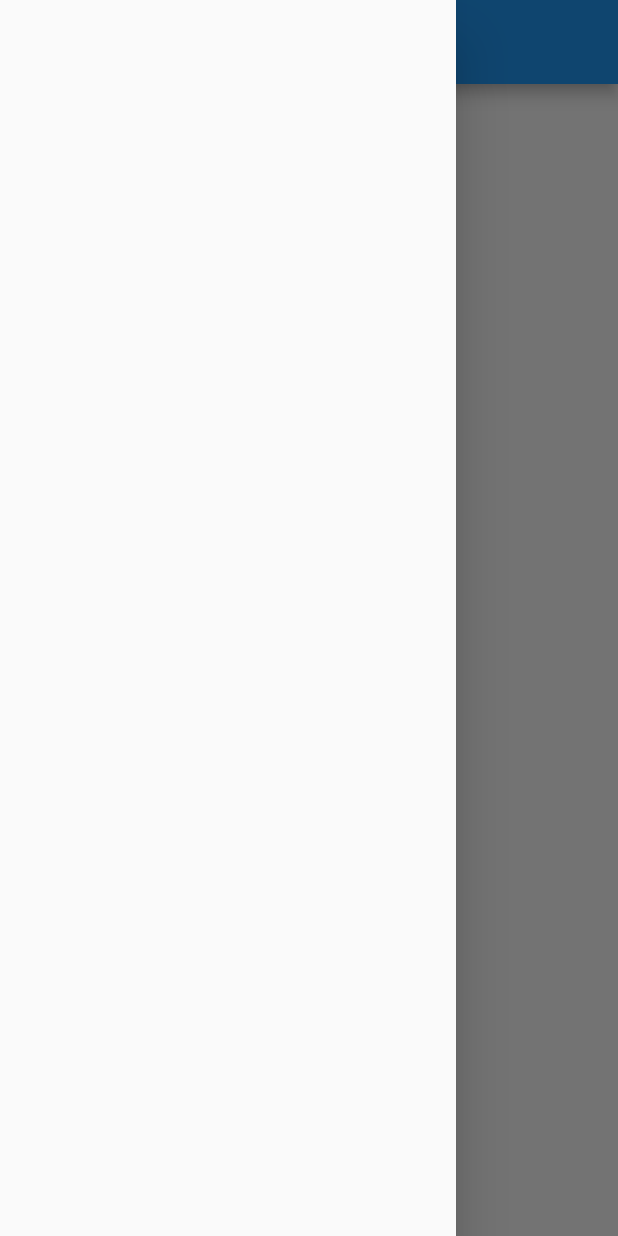
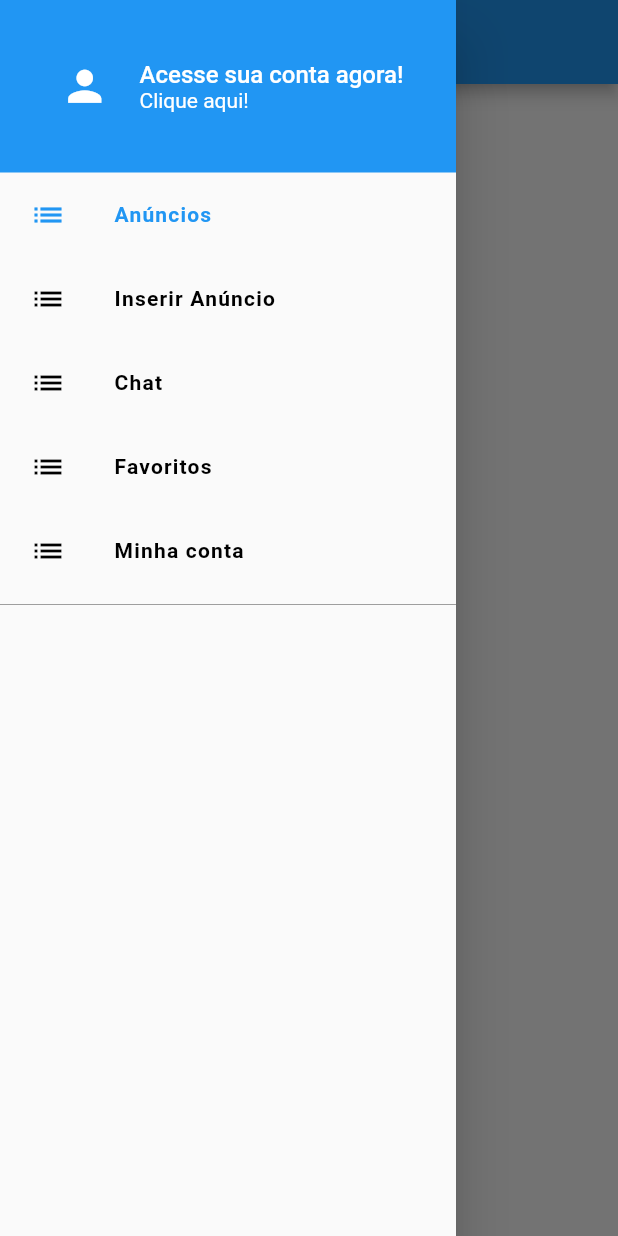
Before and after one commit to FavoriteProjects/xlo_flutter, a Flutter app: the screen it shows after launch, with the side drawer open, on a phone screen of 412 x 824 dp. Run offline on Flutter 3.47's test engine with Material 2 defaults, Android fonts, the phone set to English and light mode, and no system bars.

Commit message:
:construction: header e drawer

```diff
--- /dev/null
+++ b/lib/common/custom_drawer/custom_drawer.dart
@@ -0,0 +1,21 @@
+import 'package:flutter/material.dart';
+
+import 'widgets/custom_header.dart';
+import 'widgets/icon_section.dart';
+
+class CustomDrawer extends StatelessWidget {
+  @override
+  Widget build(BuildContext context) {
+    return Drawer(
+      child: ListView(
+        children: <Widget>[
+          CustomHeader(),
+          IconSection(),
+          Divider(
+            color: Colors.grey.shade500,
+          )
+        ],
+      ),
+    );
+  }
+}
--- /dev/null
+++ b/lib/common/custom_drawer/widgets/custom_header.dart
@@ -0,0 +1,48 @@
+import 'package:flutter/material.dart';
+
+class CustomHeader extends StatelessWidget {
+  @override
+  Widget build(BuildContext context) {
+    return Container(
+      height: 115,
+      padding: const EdgeInsets.only(left: 40.0),
+      color: Colors.blue,
+      child: Row(
+        children: <Widget>[
+          Icon(
+            Icons.person,
+            color: Colors.white,
+            size: 33,
+          ),
+          const SizedBox(width: 20.0),
+          Expanded(
+            child: Column(
+              mainAxisAlignment: MainAxisAlignment.center,
+              crossAxisAlignment: CrossAxisAlignment.start,
+              children: <Widget>[
+                Text(
+                  'Acesse sua conta agora!',
+                  overflow: TextOverflow.clip,
+                  style: TextStyle(
+                    color: Colors.white,
+                    fontSize: 16,
+                    fontWeight: FontWeight.w500,
+                  ),
+                ),
+                Text(
+                  'Clique aqui!',
+                  overflow: TextOverflow.clip,
+                  style: TextStyle(
+                    color: Colors.white,
+                    fontSize: 14,
+                    fontWeight: FontWeight.w400,
+                  ),
+                ),
+              ],
+            ),
+          ),
+        ],
+      ),
+    );
+  }
+}
--- /dev/null
+++ b/lib/common/custom_drawer/widgets/icon_section.dart
@@ -0,0 +1,42 @@
+import 'package:flutter/material.dart';
+import 'package:xlo/common/custom_drawer/widgets/icon_tile.dart';
+
+class IconSection extends StatelessWidget {
+  @override
+  Widget build(BuildContext context) {
+    return Column(
+      children: <Widget>[
+        IconTile(
+          label: 'Anúncios',
+          iconData: Icons.list,
+          highlighted: true,
+          onTap: () {},
+        ),
+        IconTile(
+          label: 'Inserir Anúncio',
+          iconData: Icons.list,
+          highlighted: false,
+          onTap: () {},
+        ),
+        IconTile(
+          label: 'Chat',
+          iconData: Icons.list,
+          highlighted: false,
+          onTap: () {},
+        ),
+        IconTile(
+          label: 'Favoritos',
+          iconData: Icons.list,
+          highlighted: false,
+          onTap: () {},
+        ),
+        IconTile(
+          label: 'Minha conta',
+          iconData: Icons.list,
+          highlighted: false,
+          onTap: () {},
+        ),
+      ],
+    );
+  }
+}
--- /dev/null
+++ b/lib/common/custom_drawer/widgets/icon_tile.dart
@@ -0,0 +1,35 @@
+import 'package:flutter/material.dart';
+
+class IconTile extends StatelessWidget {
+  final String label;
+  final IconData iconData;
+  final VoidCallback onTap;
+  final bool highlighted;
+
+  const IconTile({
+    this.label,
+    this.iconData,
+    this.onTap,
+    this.highlighted,
+  });
+
+  @override
+  Widget build(BuildContext context) {
+    return ListTile(
+      title: Text(
+        label,
+        style: TextStyle(
+          fontWeight: FontWeight.w600,
+          letterSpacing: 0.8,
+          color: highlighted ? Colors.blue : Colors.black,
+        ),
+      ),
+      leading: Icon(
+        iconData,
+        color: highlighted ? Colors.blue : Colors.black,
+      ),
+      onTap: onTap,
+      contentPadding: const EdgeInsets.fromLTRB(20.0, 0.0, 10.0, 0.0),
+    );
+  }
+}
--- a/lib/screens/home/home_screen.dart
+++ b/lib/screens/home/home_screen.dart
@@ -1,4 +1,6 @@
 import 'package:flutter/material.dart';
+
+import '../../common/custom_drawer/custom_drawer.dart';
 
 class HomeScreen extends StatefulWidget {
   @override
@@ -12,7 +14,7 @@ class _HomeScreenState extends State<HomeScreen> {
       appBar: AppBar(
         title: Text('XLO'),
       ),
-      drawer: Drawer(),
+      drawer: CustomDrawer(),
     );
   }
 }
```
